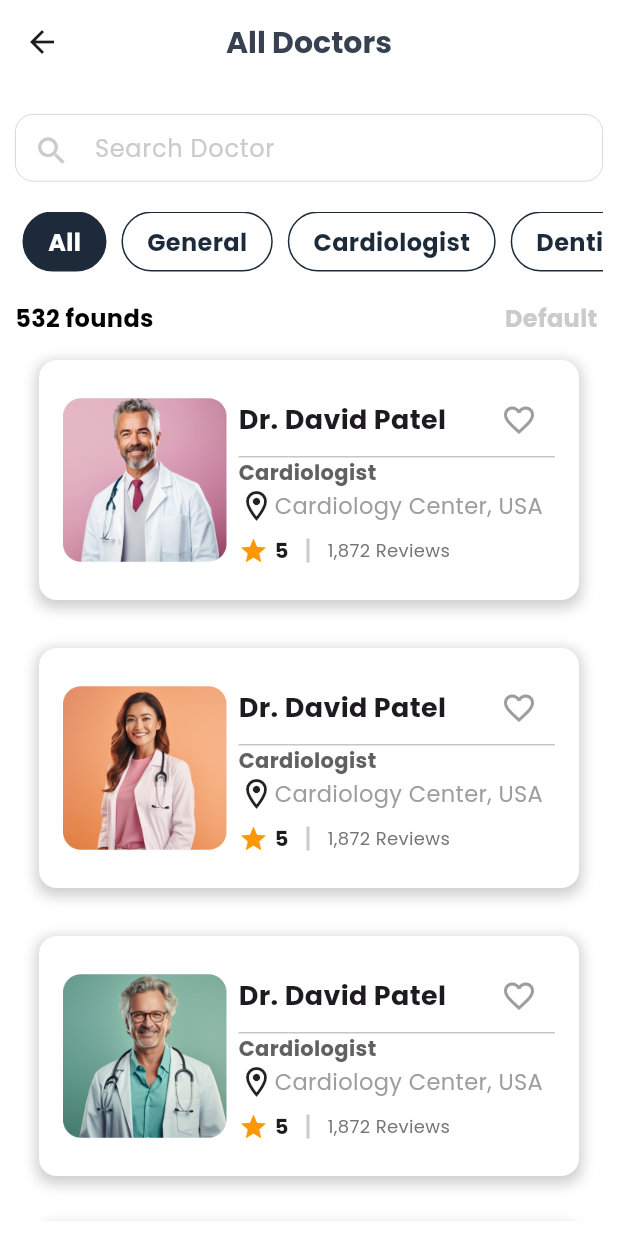
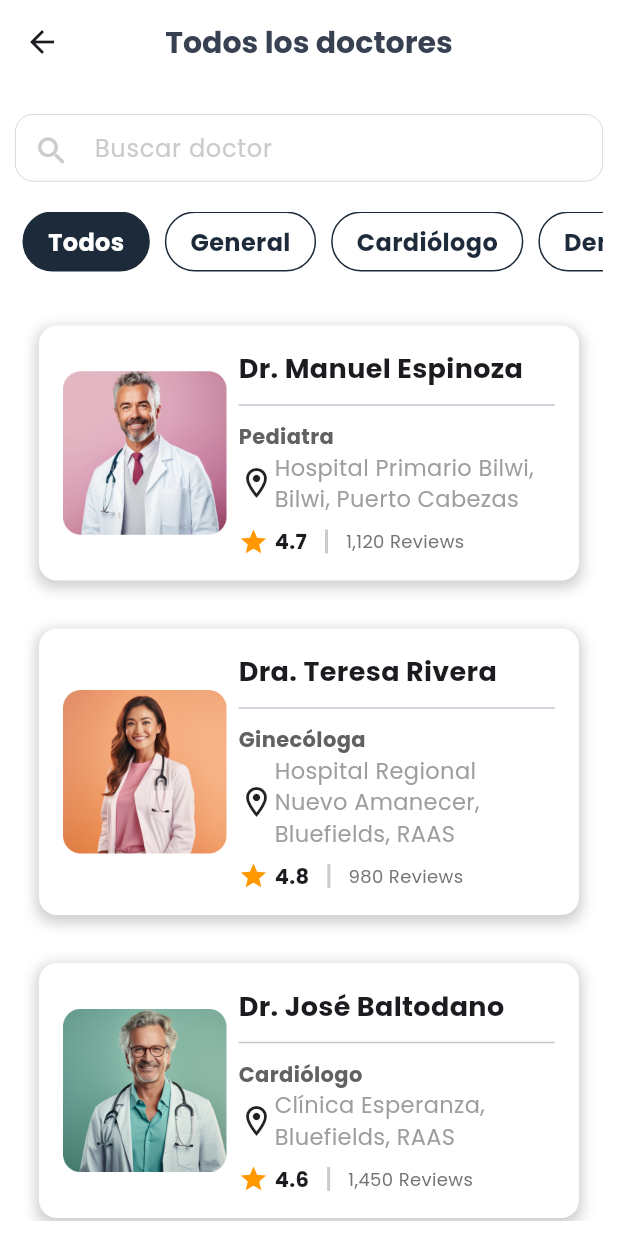
Before and after one commit to manuelduarte077/news-analyzer-api, a Flutter app: the AllDoctorListView screen opened directly, on a phone screen of 412 x 824 dp. Run offline on Flutter 3.47's test engine with Material 3 defaults, Android fonts, the phone set to English and light mode, and no system bars; our stand-ins replace calendar_date_picker2, cloud_firestore, cloud_functions, firebase_auth, firebase_core, firebase_crashlytics and 8 more; accounts and stored records are empty.

```diff
--- a/healthpal/lib/views/doctor_details/widget/doctor_details_reviews_card_view.dart
+++ b/healthpal/lib/views/doctor_details/widget/doctor_details_reviews_card_view.dart
@@ -61,9 +61,9 @@ class DoctorDetailsReviewsCardView extends StatelessWidget {
           ),
           const SizedBox(height: 16.0),
           const Text(
-            'Dr. Patel is a true professional who genuinely cares about his patients. I highly recommend Dr. Patel to anyone looking for quality care.',
+            'Dra.Pérez es un verdadero profesional que realmente se preocupa por sus pacientes. Recomiendo encarecidamente al Dr. Patel a cualquier persona que busque atención de calidad.',
             style: TextStyle(
-              fontSize: 16.0,
+              fontSize: 16,
             ),
           ),
         ],
--- a/healthpal/lib/views/doctor_list__all/all_doctor_list_view.dart
+++ b/healthpal/lib/views/doctor_list__all/all_doctor_list_view.dart
@@ -20,8 +20,9 @@ class _AllDoctorListViewState extends State<AllDoctorListView> {
       appBar: AppBar(
         centerTitle: true,
         backgroundColor: Colors.transparent,
+        surfaceTintColor: Colors.transparent,
         title: const Text(
-          'All Doctors',
+          'Todos los doctores',
           style: TextStyle(
             fontSize: 20,
             fontWeight: FontWeight.bold,
@@ -35,7 +36,7 @@ class _AllDoctorListViewState extends State<AllDoctorListView> {
           children: [
             TextFormFieldCustom(
               controller: addSearchController,
-              hintText: 'Search Doctor',
+              hintText: 'Buscar doctor',
               prefixIcon: const Padding(
                 padding: EdgeInsets.all(12.5),
                 child: Icon(
@@ -44,34 +45,13 @@ class _AllDoctorListViewState extends State<AllDoctorListView> {
                 ),
               ),
             ),
-            const SizedBox(
-              height: 20,
-            ),
+
+            /// DoctorCategoryListView is a custom widget that displays a list of doctor categories
+            const SizedBox(height: 20),
             DoctorCategoryListView(),
-            const SizedBox(
-              height: 20,
-            ),
-            const Row(
-              mainAxisAlignment: MainAxisAlignment.spaceBetween,
-              children: [
-                Text(
-                  '532 founds',
-                  style: TextStyle(
-                    fontSize: 16,
-                    color: AppColors.blackColor,
-                    fontWeight: FontWeight.bold,
-                  ),
-                ),
-                Text(
-                  'Default ',
-                  style: TextStyle(
-                    fontSize: 16,
-                    fontWeight: FontWeight.bold,
-                    color: AppColors.silverColor,
-                  ),
-                ),
-              ],
-            ),
+
+            /// MyDoctorView is a custom widget that displays a list of doctors
+            const SizedBox(height: 20),
             const Expanded(
               child: MyDoctorView(),
             ),
--- a/healthpal/lib/views/doctor_list__all/horizontal_doctor_category_name_list_view/doctor_category_list_view.dart
+++ b/healthpal/lib/views/doctor_list__all/horizontal_doctor_category_name_list_view/doctor_category_list_view.dart
@@ -10,13 +10,14 @@ class DoctorCategoryListView extends StatefulWidget {
 
 class _DoctorCategoryListViewState extends State<DoctorCategoryListView> {
   int selectedIndex = 0;
+
   final List<String> items = [
-    'All',
+    'Todos',
     'General',
-    'Cardiologist',
-    'Dentist',
-    'Pulmonologist',
-    'Neurologist'
+    'Cardiólogo',
+    'Dentista',
+    'Neumólogo',
+    'Neurólogo'
   ];
 
   @override
--- a/healthpal/lib/views/doctors_view/my_doctor_view.dart
+++ b/healthpal/lib/views/doctors_view/my_doctor_view.dart
@@ -15,51 +15,77 @@ class _MyDoctorViewState extends State<MyDoctorView> {
   final List<Map<String, dynamic>> doctorDetails = [
     {
       'image': LocalImages.icFavoriteDoctor1Icon,
-      'name': 'Dr. David Patel',
-      'degree': 'Cardiologist',
-      'location': 'Cardiology Center, USA',
-      'rating': '5',
-      'review': '1,872 Reviews',
+      'name': 'Dr. Manuel Espinoza',
+      'degree': 'Pediatra',
+      'location': 'Hospital Primario Bilwi, Bilwi, Puerto Cabezas',
+      'rating': '4.7',
+      'review': '1,120 Reviews',
+      'isFavorite': true,
+    },
+    {
+      'image': LocalImages.icFavoriteDoctor2Icon,
+      'name': 'Dra. Teresa Rivera',
+      'degree': 'Ginecóloga',
+      'location': 'Hospital Regional Nuevo Amanecer, Bluefields, RAAS',
+      'rating': '4.8',
+      'review': '980 Reviews',
+      'isFavorite': false,
+    },
+    {
+      'image': LocalImages.icFavoriteDoctor3Icon,
+      'name': 'Dr. José Baltodano',
+      'degree': 'Cardiólogo',
+      'location': 'Clínica Esperanza, Bluefields, RAAS',
+      'rating': '4.6',
+      'review': '1,450 Reviews',
+      'isFavorite': true,
+    },
+    {
+      'image': LocalImages.icFavoriteDoctor4Icon,
+      'name': 'Dra. Rosa Zamora',
+      'degree': 'Médico General',
+      'location': 'Centro de Salud Kukra Hill, Kukra Hill, RAAS',
+      'rating': '4.4',
+      'review': '670 Reviews',
+      'isFavorite': false,
+    },
+    {
+      'image': LocalImages.icIntroImgFirst,
+      'name': 'Dr. Carlos Obando',
+      'degree': 'Cirujano General',
+      'location': 'Hospital Materno Infantil, Bluefields, RAAS',
+      'rating': '4.9',
+      'review': '1,200 Reviews',
+      'isFavorite': true,
+    },
+    {
+      'image': LocalImages.icFavoriteDoctor1Icon,
+      'name': 'Dra. María Gutiérrez',
+      'degree': 'Dermatóloga',
+      'location': 'Clínica San Carlos, Corn Island, RAAS',
+      'rating': '4.5',
+      'review': '760 Reviews',
       'isFavorite': false,
     },
     {
       'image': LocalImages.icFavoriteDoctor2Icon,
-      'name': 'Dr. David Patel',
-      'degree': 'Cardiologist',
-      'location': 'Cardiology Center, USA',
-      'rating': '5',
-      'review': '1,872 Reviews',
+      'name': 'Dr. Roberto Mena',
+      'degree': 'Odontólogo',
+      'location': 'Centro de Salud Prinzapolka, Prinzapolka, RAAN',
+      'rating': '4.3',
+      'review': '540 Reviews',
       'isFavorite': false,
     },
     {
       'image': LocalImages.icFavoriteDoctor3Icon,
-      'name': 'Dr. David Patel',
-      'degree': 'Cardiologist',
-      'location': 'Cardiology Center, USA',
-      'rating': '5',
-      'review': '1,872 Reviews',
-      'isFavorite': false,
-    },
-    {
-      'image': LocalImages.icFavoriteDoctor4Icon,
-      'name': 'Dr. David Patel',
-      'degree': 'Cardiologist',
-      'location': 'Cardiology Center, USA',
-      'rating': '5',
-      'review': '1,872 Reviews',
-      'isFavorite': false,
-    },
-    {
-      'image': LocalImages.icIntroImgFirst,
-      'name': 'Dr. David Patel',
-      'degree': 'Cardiologist',
-      'location': 'Cardiology Center, USA',
-      'rating': '5',
-      'review': '1,872 Reviews',
-      'isFavorite': false,
-    },
+      'name': 'Dra. Juana Pérez',
+      'degree': 'Oftalmóloga',
+      'location': 'Clínica Médica Kukra River, Kukra River, RAAS',
+      'rating': '4.6',
+      'review': '620 Reviews',
+      'isFavorite': true,
+    }
   ];
-
   @override
   Widget build(BuildContext context) {
     return Scaffold(
@@ -76,10 +102,8 @@ class _MyDoctorViewState extends State<MyDoctorView> {
               );
             },
             child: Container(
-              width: 375,
-              height: 160,
-              margin: const EdgeInsets.all(16.0),
-              padding: const EdgeInsets.all(16.0),
+              margin: const EdgeInsets.all(16),
+              padding: const EdgeInsets.all(16),
               decoration: BoxDecoration(
                 color: AppColors.whiteColor,
                 borderRadius: BorderRadius.circular(12.0),
@@ -109,9 +133,6 @@ class _MyDoctorViewState extends State<MyDoctorView> {
                       child: Column(
                         crossAxisAlignment: CrossAxisAlignment.start,
                         children: [
-                          Row(
-                            mainAxisAlignment: MainAxisAlignment.spaceBetween,
-                            children: [
                           Text(
                             doctor['name'],
                             style: const TextStyle(
@@ -119,25 +140,9 @@ class _MyDoctorViewState extends State<MyDoctorView> {
                               fontWeight: FontWeight.bold,
                             ),
                           ),
-                              IconButton(
-                                icon: Icon(
-                                  doctor['isFavorite']
-                                      ? Icons.favorite
-                                      : Icons.favorite_border,
-                                  color: doctor['isFavorite']
-                                      ? Colors.red
-                                      : Colors.grey,
-                                ),
-                                onPressed: () {
-                                  setState(() {
-                                    doctor['isFavorite'] =
-                                        !doctor['isFavorite'];
-                                  });
-                                },
-                              ),
-                            ],
-                          ),
-                          const Divider(height: 1),
+                          SizedBox(height: 10),
+                          const Divider(height: 2),
+                          SizedBox(height: 10),
                           Text(
                             doctor['degree'],
                             style: TextStyle(
@@ -149,11 +154,13 @@ class _MyDoctorViewState extends State<MyDoctorView> {
                           Row(
                             children: [
                               const Icon(Icons.location_on_outlined),
-                              Text(
+                              Expanded(
+                                child: Text(
                                   doctor['location'],
                                   style: TextStyle(
                                     fontSize: 15.0,
                                     color: Colors.grey[500],
+                                  ),
                                 ),
                               ),
                             ],
```
Also changed, not shown: healthpal/lib/main.dart (+2 -6 lines), healthpal/lib/views/book_appointment/my_book_appointment_widget_view.dart (+9 -8 lines), healthpal/lib/views/doctor_details/doctor_details_view.dart (+45 -64 lines). Lines whose indentation alone changed are shown as unchanged.
